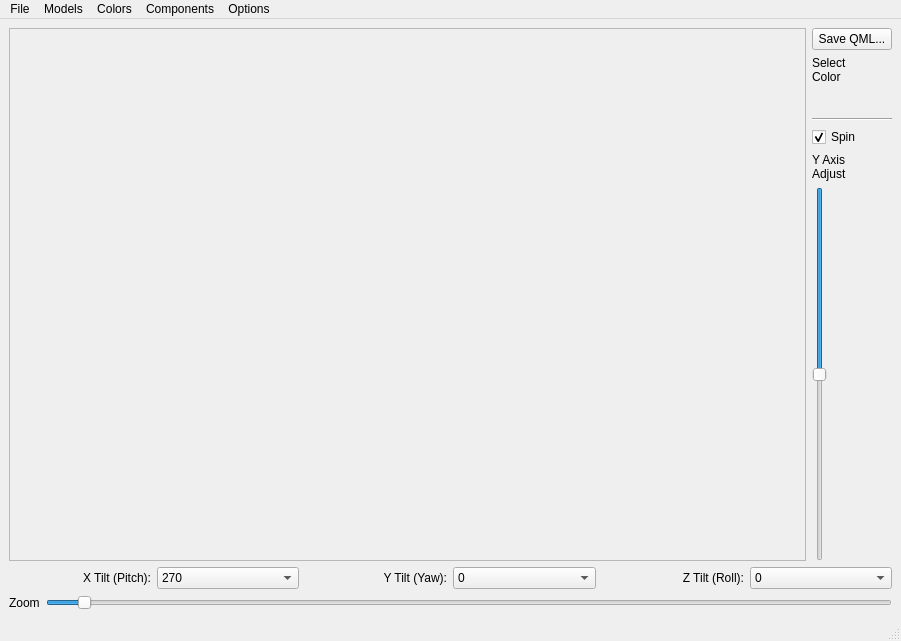
Qt form demos/modelviewer/controls.ui (chgans/qextmouse3d) before a commit.
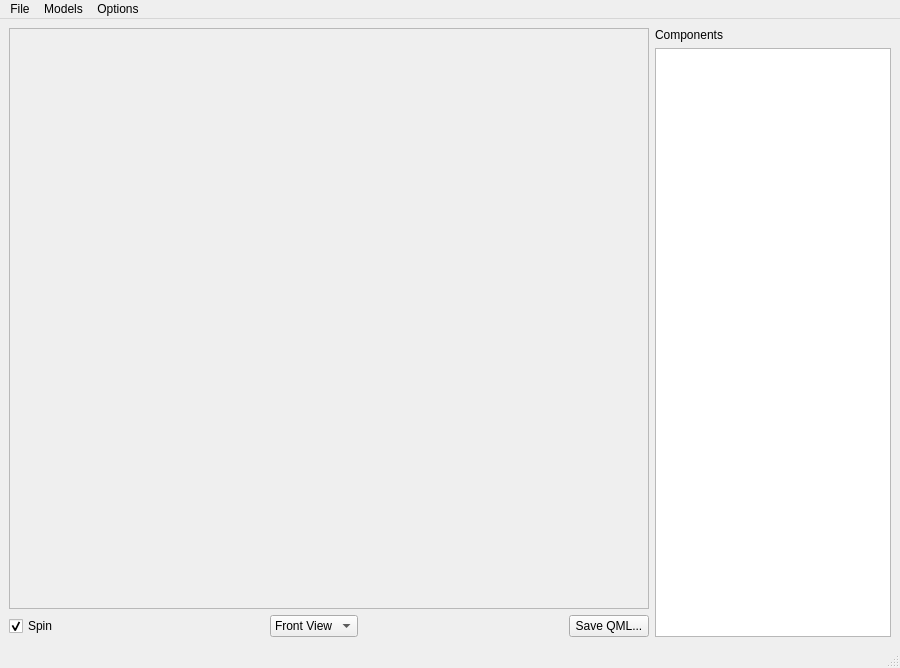
The same form after that commit.

Diff of the .ui file:
```diff
--- a/demos/modelviewer/controls.ui
+++ b/demos/modelviewer/controls.ui
@@ -6,19 +6,31 @@
    <rect>
     <x>0</x>
     <y>0</y>
-    <width>901</width>
-    <height>641</height>
+    <width>900</width>
+    <height>668</height>
    </rect>
   </property>
   <property name="windowTitle">
    <string>Model Viewer</string>
   </property>
   <widget class="QWidget" name="centralwidget">
-   <layout class="QVBoxLayout" name="verticalLayout_2">
+   <layout class="QHBoxLayout" name="horizontalLayout_2">
     <item>
-     <layout class="QHBoxLayout" name="horizontalLayout">
+     <layout class="QVBoxLayout" name="verticalLayout">
       <item>
        <widget class="QFrame" name="frame">
+        <property name="sizePolicy">
+         <sizepolicy hsizetype="Preferred" vsizetype="Expanding">
+          <horstretch>0</horstretch>
+          <verstretch>0</verstretch>
+         </sizepolicy>
+        </property>
+        <property name="minimumSize">
+         <size>
+          <width>640</width>
+          <height>480</height>
+         </size>
+        </property>
         <property name="frameShape">
          <enum>QFrame::StyledPanel</enum>
         </property>
@@ -28,48 +40,7 @@
        </widget>
       </item>
       <item>
-       <layout class="QVBoxLayout" name="verticalLayout">
-        <item>
-         <widget class="QPushButton" name="generateQmlPushButton">
-          <property name="text">
-           <string>Save QML...</string>
-          </property>
-         </widget>
-        </item>
-        <item>
-         <widget class="QLabel" name="label">
-          <property name="text">
-           <string>Select&lt;br&gt;
-Color</string>
-          </property>
-         </widget>
-        </item>
-        <item>
-         <widget class="QPushButton" name="selectColorButton">
-          <property name="text">
-           <string/>
-          </property>
-          <property name="iconSize">
-           <size>
-            <width>32</width>
-            <height>32</height>
-           </size>
-          </property>
-          <property name="default">
-           <bool>false</bool>
-          </property>
-          <property name="flat">
-           <bool>true</bool>
-          </property>
-         </widget>
-        </item>
-        <item>
-         <widget class="Line" name="line">
-          <property name="orientation">
-           <enum>Qt::Horizontal</enum>
-          </property>
-         </widget>
-        </item>
+       <layout class="QHBoxLayout" name="horizontalLayout">
         <item>
          <widget class="QCheckBox" name="spinCheckBox">
           <property name="text">
@@ -84,37 +55,58 @@
          </widget>
         </item>
         <item>
-         <widget class="QLabel" name="yaxLabel">
-          <property name="text">
-           <string>Y Axis &lt;br&gt;Adjust</string>
+         <spacer name="horizontalSpacer_2">
+          <property name="orientation">
+           <enum>Qt::Horizontal</enum>
           </property>
+          <property name="sizeHint" stdset="0">
+           <size>
+            <width>40</width>
+            <height>20</height>
+           </size>
+          </property>
+         </spacer>
+        </item>
+        <item>
+         <widget class="QComboBox" name="comboBox">
+          <property name="toolTip">
+           <string>Choose view, or use tab key</string>
+          </property>
+          <property name="statusTip">
+           <string>Use tab; or select the view</string>
+          </property>
+          <item>
+           <property name="text">
+            <string>Front View</string>
+           </property>
+          </item>
+          <item>
+           <property name="text">
+            <string>Top View</string>
+           </property>
+          </item>
          </widget>
         </item>
         <item>
-         <widget class="QSlider" name="yaxSlider">
-          <property name="minimum">
-           <number>-30</number>
-          </property>
-          <property name="maximum">
-           <number>30</number>
-          </property>
-          <property name="pageStep">
-           <number>5</number>
-          </property>
+         <spacer name="horizontalSpacer">
           <property name="orientation">
-           <enum>Qt::Vertical</enum>
+           <enum>Qt::Horizontal</enum>
           </property>
-          <property name="invertedAppearance">
-           <bool>true</bool>
+          <property name="sizeHint" stdset="0">
+           <size>
+            <width>40</width>
+            <height>20</height>
+           </size>
           </property>
-          <property name="invertedControls">
-           <bool>true</bool>
+         </spacer>
+        </item>
+        <item>
+         <widget class="QPushButton" name="generateQmlPushButton">
+          <property name="toolTip">
+           <string>Generate a QML file to display this model with current settings</string>
           </property>
-          <property name="tickPosition">
-           <enum>QSlider::NoTicks</enum>
-          </property>
-          <property name="tickInterval">
-           <number>20</number>
+          <property name="text">
+           <string>Save QML...</string>
           </property>
          </widget>
         </item>
@@ -123,198 +115,16 @@
      </layout>
     </item>
     <item>
-     <layout class="QHBoxLayout" name="horizontalLayout_3">
+     <layout class="QVBoxLayout" name="verticalLayout_2">
       <item>
-       <widget class="QLabel" name="xTiltLabel">
+       <widget class="QLabel" name="label">
         <property name="text">
-         <string>X Tilt (Pitch):</string>
+         <string>Components</string>
         </property>
-        <property name="alignment">
-         <set>Qt::AlignRight|Qt::AlignTrailing|Qt::AlignVCenter</set>
-        </property>
        </widget>
       </item>
       <item>
-       <widget class="QComboBox" name="xTiltComboBox">
-        <property name="currentIndex">
-         <number>6</number>
-        </property>
-        <item>
-         <property name="text">
-          <string>0</string>
-         </property>
-        </item>
-        <item>
-         <property name="text">
-          <string>45</string>
-         </property>
-        </item>
-        <item>
-         <property name="text">
-          <string>90</string>
-         </property>
-        </item>
-        <item>
-         <property name="text">
-          <string>135</string>
-         </property>
-        </item>
-        <item>
-         <property name="text">
-          <string>180</string>
-         </property>
-        </item>
-        <item>
-         <property name="text">
-          <string>225</string>
-         </property>
-        </item>
-        <item>
-         <property name="text">
-          <string>270</string>
-         </property>
-        </item>
-        <item>
-         <property name="text">
-          <string>315</string>
-         </property>
-        </item>
-       </widget>
-      </item>
-      <item>
-       <widget class="QLabel" name="yTiltLabel">
-        <property name="text">
-         <string>Y Tilt (Yaw):</string>
-        </property>
-        <property name="alignment">
-         <set>Qt::AlignRight|Qt::AlignTrailing|Qt::AlignVCenter</set>
-        </property>
-       </widget>
-      </item>
-      <item>
-       <widget class="QComboBox" name="yTiltComboBox">
-        <item>
-         <property name="text">
-          <string>0</string>
-         </property>
-        </item>
-        <item>
-         <property name="text">
-          <string>45</string>
-         </property>
-        </item>
-        <item>
-         <property name="text">
-          <string>90</string>
-         </property>
-        </item>
-        <item>
-         <property name="text">
-          <string>135</string>
-         </property>
-        </item>
-        <item>
-         <property name="text">
-          <string>180</string>
-         </property>
-        </item>
-        <item>
-         <property name="text">
-          <string>225</string>
-         </property>
-        </item>
-        <item>
-         <property name="text">
-          <string>270</string>
-         </property>
-        </item>
-        <item>
-         <property name="text">
-          <string>315</string>
-         </property>
-        </item>
-       </widget>
-      </item>
-      <item>
-       <widget class="QLabel" name="label_3">
-        <property name="text">
-         <string>Z Tilt (Roll):</string>
-        </property>
-        <property name="alignment">
-         <set>Qt::AlignRight|Qt::AlignTrailing|Qt::AlignVCenter</set>
-        </property>
-       </widget>
-      </item>
-      <item>
-       <widget class="QComboBox" name="zTiltComboBox">
-        <item>
-         <property name="text">
-          <string>0</string>
-         </property>
-        </item>
-        <item>
-         <property name="text">
-          <string>45</string>
-         </property>
-        </item>
-        <item>
-         <property name="text">
-          <string>90</string>
-         </property>
-        </item>
-        <item>
-         <property name="text">
-          <string>135</string>
-         </property>
-        </item>
-        <item>
-         <property name="text">
-          <string>180</string>
-         </property>
-        </item>
-        <item>
-         <property name="text">
-          <string>225</string>
-         </property>
-        </item>
-        <item>
-         <property name="text">
-          <string>270</string>
-         </property>
-        </item>
-        <item>
-         <property name="text">
-          <string>315</string>
-         </property>
-        </item>
-       </widget>
-      </item>
-     </layout>
-    </item>
-    <item>
-     <layout class="QHBoxLayout" name="horizontalLayout_2">
-      <item>
-       <widget class="QLabel" name="zoomLabel">
-        <property name="text">
-         <string>Zoom</string>
-        </property>
-       </widget>
-      </item>
-      <item>
-       <widget class="QSlider" name="zoomSlider">
-        <property name="minimum">
-         <number>0</number>
-        </property>
-        <property name="maximum">
-         <number>399</number>
-        </property>
-        <property name="value">
-         <number>15</number>
-        </property>
-        <property name="orientation">
-         <enum>Qt::Horizontal</enum>
-        </property>
-       </widget>
+       <widget class="QTreeView" name="treeView"/>
       </item>
      </layout>
     </item>
@@ -325,7 +135,7 @@
     <rect>
      <x>0</x>
      <y>0</y>
-     <width>901</width>
+     <width>900</width>
      <height>22</height>
     </rect>
    </property>
@@ -334,18 +144,6 @@
      <string>Models</string>
     </property>
    </widget>
-   <widget class="QMenu" name="menuColors">
-    <property name="title">
-     <string>Colors</string>
-    </property>
-   </widget>
-   <widget class="QMenu" name="menuComponents">
-    <property name="title">
-     <string>Components</string>
-    </property>
-    <addaction name="actionSelect_None"/>
-    <addaction name="separator"/>
-   </widget>
    <widget class="QMenu" name="menuFile">
     <property name="title">
      <string>File</string>
@@ -370,8 +168,6 @@
    </widget>
    <addaction name="menuFile"/>
    <addaction name="menuModels"/>
-   <addaction name="menuColors"/>
-   <addaction name="menuComponents"/>
    <addaction name="menuOptions"/>
   </widget>
   <widget class="QStatusBar" name="statusbar"/>
```
Left out of the diff: 18 changed lines with no effect on the pictures.
